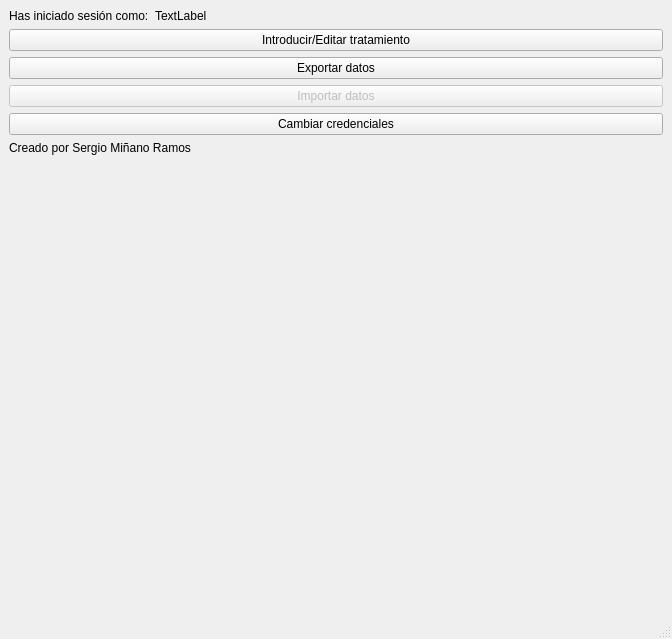
The window that UI/launcherUI.ui (18Orion/GestorDePacientesRadioterapia) describes before a commit, drawn with Qt 5.
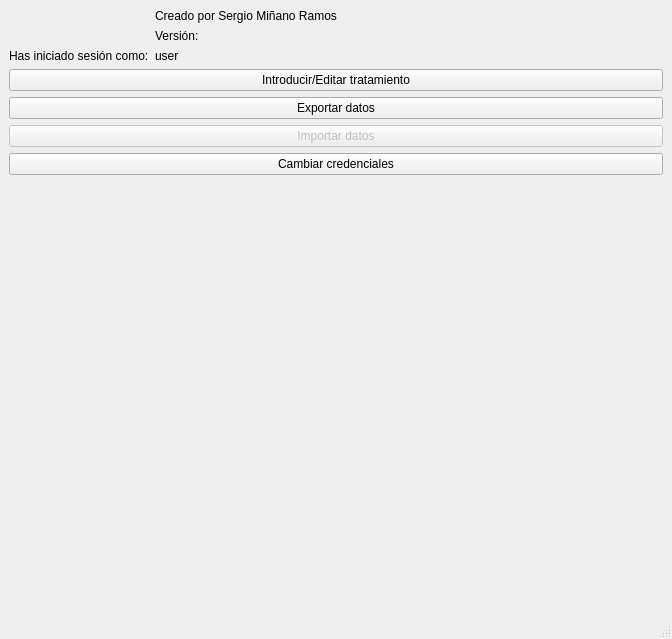
The same window after the commit. Icons and pictures are not drawn.

Diff of the .ui file:
```diff
--- a/UI/launcherUI.ui
+++ b/UI/launcherUI.ui
@@ -15,7 +15,7 @@
   </property>
   <widget class="QWidget" name="formLayoutWidget">
    <layout class="QFormLayout" name="formLayout">
-    <item row="0" column="0">
+    <item row="1" column="0">
      <widget class="QLabel" name="label">
       <property name="sizePolicy">
        <sizepolicy hsizetype="Fixed" vsizetype="Preferred">
@@ -28,7 +28,7 @@
       </property>
      </widget>
     </item>
-    <item row="0" column="1">
+    <item row="1" column="1">
      <widget class="QLabel" name="name">
       <property name="sizePolicy">
        <sizepolicy hsizetype="Maximum" vsizetype="Maximum">
@@ -37,25 +37,25 @@
        </sizepolicy>
       </property>
       <property name="text">
-       <string>TextLabel</string>
+       <string>user</string>
       </property>
      </widget>
     </item>
-    <item row="1" column="0" colspan="2">
+    <item row="2" column="0" colspan="2">
      <widget class="QPushButton" name="patientUILaunch">
       <property name="text">
        <string>Introducir/Editar tratamiento</string>
       </property>
      </widget>
     </item>
-    <item row="2" column="0" colspan="2">
+    <item row="3" column="0" colspan="2">
      <widget class="QPushButton" name="exportUILaunch">
       <property name="text">
        <string>Exportar datos</string>
       </property>
      </widget>
     </item>
-    <item row="3" column="0" colspan="2">
+    <item row="4" column="0" colspan="2">
      <widget class="QPushButton" name="importUILaunch">
       <property name="enabled">
        <bool>false</bool>
@@ -65,7 +65,7 @@
       </property>
      </widget>
     </item>
-    <item row="4" column="0" colspan="2">
+    <item row="5" column="0" colspan="2">
      <widget class="QPushButton" name="changeCredentialsUILaunch">
       <property name="enabled">
        <bool>true</bool>
@@ -75,13 +75,60 @@
       </property>
      </widget>
     </item>
-    <item row="5" column="0" colspan="2">
-     <widget class="QLabel" name="label_3">
+    <item row="0" column="0">
+     <widget class="QLabel" name="label_2">
+      <property name="maximumSize">
+       <size>
+        <width>100</width>
+        <height>100</height>
+       </size>
+      </property>
       <property name="text">
-       <string>Creado por Sergio Miñano Ramos</string>
+       <string/>
+      </property>
+      <property name="pixmap">
+       <pixmap>../assets/logo.jpg</pixmap>
+      </property>
+      <property name="scaledContents">
+       <bool>true</bool>
       </property>
      </widget>
     </item>
+    <item row="0" column="1">
+     <layout class="QVBoxLayout" name="verticalLayout">
+      <item>
+       <widget class="QLabel" name="label_3">
+        <property name="text">
+         <string>Creado por Sergio Miñano Ramos</string>
+        </property>
+       </widget>
+      </item>
+      <item>
+       <layout class="QHBoxLayout" name="horizontalLayout">
+        <item>
+         <widget class="QLabel" name="label_5">
+          <property name="sizePolicy">
+           <sizepolicy hsizetype="Maximum" vsizetype="Preferred">
+            <horstretch>0</horstretch>
+            <verstretch>0</verstretch>
+           </sizepolicy>
+          </property>
+          <property name="text">
+           <string>Versión:</string>
+          </property>
+         </widget>
+        </item>
+        <item>
+         <widget class="QLabel" name="version">
+          <property name="text">
+           <string/>
+          </property>
+         </widget>
+        </item>
+       </layout>
+      </item>
+     </layout>
+    </item>
    </layout>
   </widget>
   <widget class="QStatusBar" name="statusbar"/>
```
